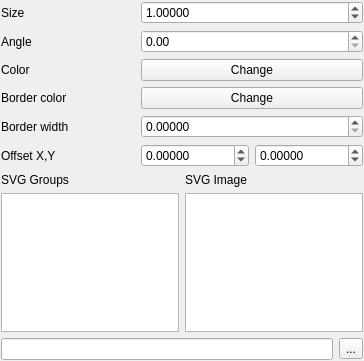
The window that src/ui/symbollayer/widget_svgmarker.ui (qgis/QGIS) describes before a commit, drawn with Qt 5.
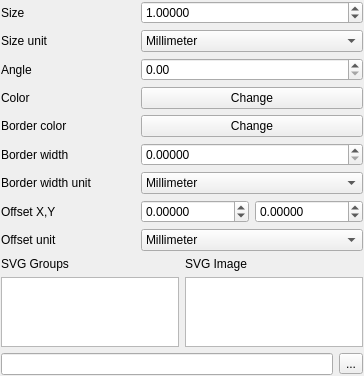
The same window after the commit. Custom widgets are drawn as their Qt base class.

Commit message: Output unit for svg marker

```diff
--- a/src/ui/symbollayer/widget_svgmarker.ui
+++ b/src/ui/symbollayer/widget_svgmarker.ui
@@ -19,40 +19,106 @@
    </property>
    <item row="0" column="0" colspan="2">
     <layout class="QGridLayout">
-     <item row="0" column="0">
-      <widget class="QLabel" name="label_2">
-       <property name="sizePolicy">
-        <sizepolicy hsizetype="MinimumExpanding" vsizetype="Preferred">
-         <horstretch>0</horstretch>
-         <verstretch>0</verstretch>
-        </sizepolicy>
+     <item row="2" column="1">
+      <widget class="QDoubleSpinBox" name="spinAngle">
+       <property name="decimals">
+        <number>2</number>
        </property>
-       <property name="text">
-        <string>Size</string>
+       <property name="maximum">
+        <double>360.000000000000000</double>
        </property>
       </widget>
      </item>
-     <item row="3" column="1">
-      <widget class="QgsColorButtonV2" name="mChangeBorderColorButton">
-       <property name="text">
-        <string>Change</string>
-       </property>
+     <item row="1" column="1">
+      <widget class="QComboBox" name="mSizeUnitComboBox">
+       <item>
+        <property name="text">
+         <string>Millimeter</string>
+        </property>
+       </item>
+       <item>
+        <property name="text">
+         <string>Map unit</string>
+        </property>
+       </item>
       </widget>
      </item>
-     <item row="5" column="0">
+     <item row="7" column="0">
       <widget class="QLabel" name="label_4">
        <property name="text">
         <string>Offset X,Y</string>
        </property>
       </widget>
      </item>
+     <item row="4" column="1">
+      <widget class="QgsColorButtonV2" name="mChangeBorderColorButton">
+       <property name="text">
+        <string>Change</string>
+       </property>
+      </widget>
+     </item>
      <item row="1" column="0">
+      <widget class="QLabel" name="mSizeUnitLabel">
+       <property name="text">
+        <string>Size unit</string>
+       </property>
+      </widget>
+     </item>
+     <item row="3" column="0">
+      <widget class="QLabel" name="mColorLabel">
+       <property name="text">
+        <string>Color</string>
+       </property>
+      </widget>
+     </item>
+     <item row="5" column="0">
+      <widget class="QLabel" name="mBorderWidthLabel">
+       <property name="text">
+        <string>Border width</string>
+       </property>
+      </widget>
+     </item>
+     <item row="3" column="1">
+      <widget class="QgsColorButtonV2" name="mChangeColorButton">
+       <property name="text">
+        <string>Change</string>
+       </property>
+      </widget>
+     </item>
+     <item row="5" column="1">
+      <widget class="QDoubleSpinBox" name="mBorderWidthSpinBox">
+       <property name="decimals">
+        <number>5</number>
+       </property>
+      </widget>
+     </item>
+     <item row="2" column="0">
       <widget class="QLabel" name="label_3">
        <property name="text">
         <string>Angle</string>
        </property>
       </widget>
      </item>
+     <item row="4" column="0">
+      <widget class="QLabel" name="mBorderColorLabel">
+       <property name="text">
+        <string>Border color</string>
+       </property>
+      </widget>
+     </item>
+     <item row="0" column="0">
+      <widget class="QLabel" name="label_2">
+       <property name="sizePolicy">
+        <sizepolicy hsizetype="MinimumExpanding" vsizetype="Preferred">
+         <horstretch>0</horstretch>
+         <verstretch>0</verstretch>
+        </sizepolicy>
+       </property>
+       <property name="text">
+        <string>Size</string>
+       </property>
+      </widget>
+     </item>
      <item row="0" column="1">
       <widget class="QDoubleSpinBox" name="spinSize">
        <property name="sizePolicy">
@@ -72,7 +138,7 @@
        </property>
       </widget>
      </item>
-     <item row="5" column="1">
+     <item row="7" column="1">
       <layout class="QHBoxLayout" name="horizontalLayout">
        <item>
         <widget class="QDoubleSpinBox" name="spinOffsetX">
@@ -102,51 +168,45 @@
        </item>
       </layout>
      </item>
-     <item row="3" column="0">
-      <widget class="QLabel" name="mBorderColorLabel">
+     <item row="6" column="0">
+      <widget class="QLabel" name="mBorderWidthUnit">
        <property name="text">
-        <string>Border color</string>
+        <string>Border width unit</string>
        </property>
       </widget>
      </item>
-     <item row="4" column="0">
-      <widget class="QLabel" name="mBorderWidthLabel">
-       <property name="text">
-        <string>Border width</string>
-       </property>
+     <item row="6" column="1">
+      <widget class="QComboBox" name="mBorderWidthUnitComboBox">
+       <item>
+        <property name="text">
+         <string>Millimeter</string>
+        </property>
+       </item>
+       <item>
+        <property name="text">
+         <string>Map unit</string>
+        </property>
+       </item>
       </widget>
      </item>
-     <item row="2" column="0">
-      <widget class="QLabel" name="mColorLabel">
-       <property name="text">
-        <string>Color</string>
-       </property>
+     <item row="8" column="1">
+      <widget class="QComboBox" name="mOffsetUnitComboBox">
+       <item>
+        <property name="text">
+         <string>Millimeter</string>
+        </property>
+       </item>
+       <item>
+        <property name="text">
+         <string>Map unit</string>
+        </property>
+       </item>
       </widget>
      </item>
-     <item row="2" column="1">
-      <widget class="QgsColorButtonV2" name="mChangeColorButton">
+     <item row="8" column="0">
+      <widget class="QLabel" name="mOffsetUnitLabel">
        <property name="text">
-        <string>Change</string>
-       </property>
-      </widget>
-     </item>
-     <item row="1" column="1">
-      <widget class="QDoubleSpinBox" name="spinAngle">
-       <property name="decimals">
-        <number>2</number>
-       </property>
-       <property name="maximum">
-        <double>360.000000000000000</double>
-       </property>
-       <property name="singleStep">
-        <double>5.000000000000000</double>
-       </property>
-      </widget>
-     </item>
-     <item row="4" column="1">
-      <widget class="QDoubleSpinBox" name="mBorderWidthSpinBox">
-       <property name="decimals">
-        <number>5</number>
+        <string>Offset unit</string>
        </property>
       </widget>
      </item>
```
Left out of the diff: 3 changed lines with no effect on the pictures. The commit also changes 4 other files.
